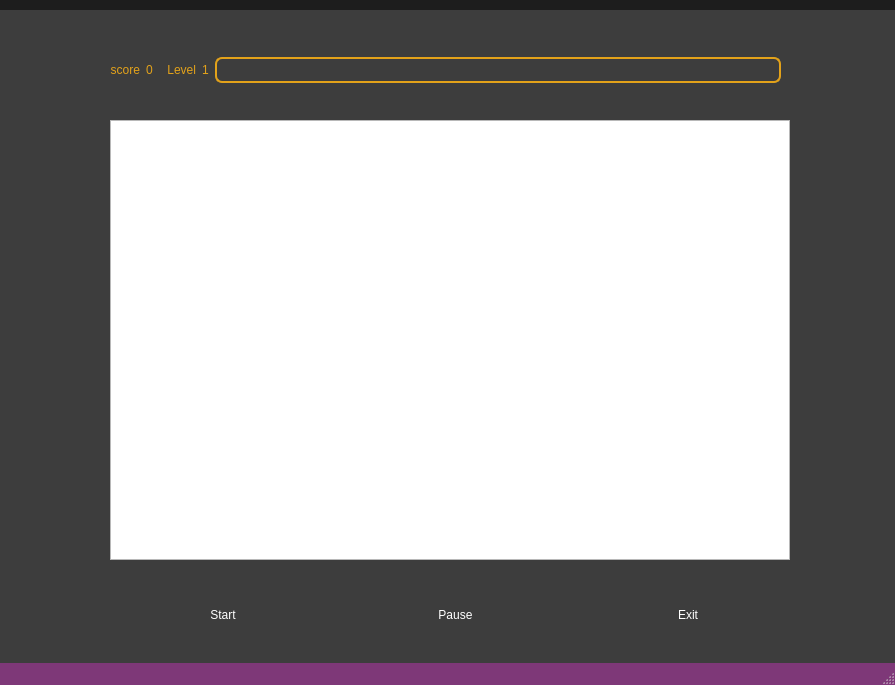
Before: the Qt Designer form snakewindow.ui in TheresePlaton/test, drawn with Qt 5.
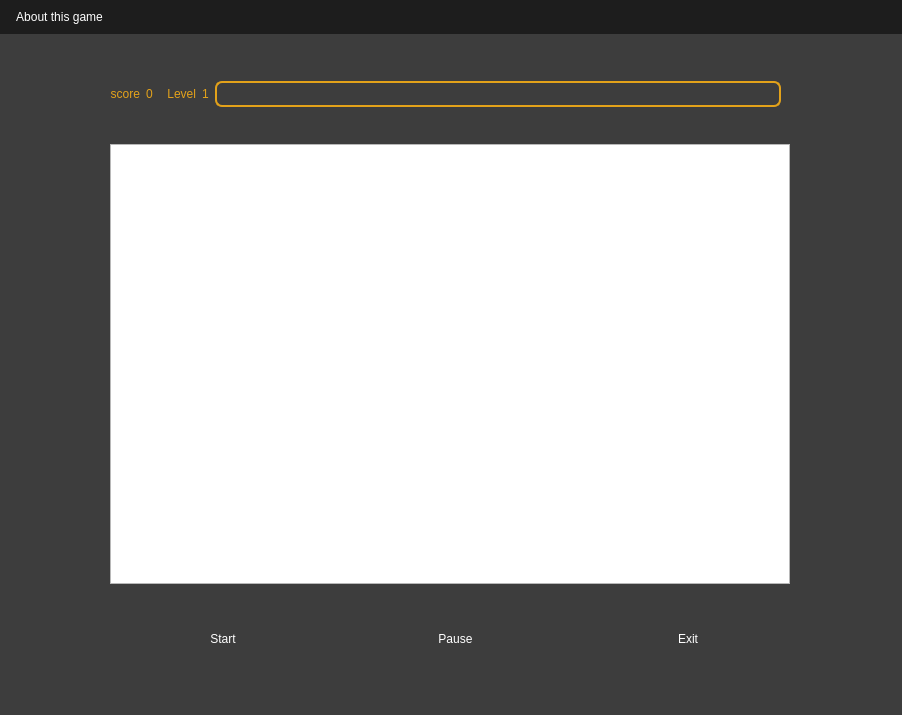
After: the same form once the commit is applied.

Commit message: added new buttons and popups to show the rules etc for the game changed title on all windows and popups

```diff
--- a/snakewindow.ui
+++ b/snakewindow.ui
@@ -6,8 +6,8 @@
    <rect>
     <x>0</x>
     <y>0</y>
-    <width>895</width>
-    <height>685</height>
+    <width>902</width>
+    <height>715</height>
    </rect>
   </property>
   <property name="focusPolicy">
@@ -55,28 +55,27 @@
 QTableWidget{
 background-color:#3d3d3d;
 color:#fff;
-  selection-background-color: #da532c;
+  selection-background-color: #3d3d3d;
 border:solid;
 border-width:3px;
 border-color:#da532c;
 }
 QHeaderView::section{
-background-color:qlineargradient(spread:pad, x1:0, y1:0, x2:1, y2:0, stop:0 rgba(20, 158, 217, 255), stop:1 rgba(36, 158, 217, 255));
+background-color:#3d3d3d;
 border:none;
 border-top-style:solid;
 border-width:1px;
-border-top-color:qlineargradient(spread:pad, x1:0, y1:0, x2:1, y2:0, stop:0 rgba(20, 158, 217, 255), stop:1 rgba(36, 158, 217, 255));
+border-top-color:#3d3d3d;
 color:#fff;
 
 }
 QHeaderView{
-background-color:qlineargradient(spread:pad, x1:0, y1:0, x2:1, y2:0, stop:0 rgba(20, 158, 217, 255), stop:1 rgba(36, 158, 217, 255));
+background-color:#3d3d3d;
 
 border:none;
 border-top-style:solid;
 border-width:1px;
-border-top-color:#149ED9;
-color:#fff;
+border-top-color:#3d3d3d;
 	font: 75 12pt &quot;Calibri&quot;;
 }
 
@@ -85,10 +84,6 @@
 background-color:#149ED9;
 }
 
-QListWidget{
-background-color:#3d3d3d;
-color:#fff;
-}
 
 QMenu{
 background-color:#3d3d3d;
@@ -287,12 +282,33 @@
     <rect>
      <x>0</x>
      <y>0</y>
-     <width>895</width>
+     <width>902</width>
      <height>35</height>
     </rect>
    </property>
+   <widget class="QMenu" name="menuHow_to_play">
+    <property name="title">
+     <string>About this game</string>
+    </property>
+    <property name="toolTipsVisible">
+     <bool>true</bool>
+    </property>
+    <addaction name="separator"/>
+    <addaction name="actionHow_to_play"/>
+    <addaction name="actionRules"/>
+   </widget>
+   <addaction name="menuHow_to_play"/>
   </widget>
-  <widget class="QStatusBar" name="statusbar"/>
+  <action name="actionHow_to_play">
+   <property name="text">
+    <string>How to play</string>
+   </property>
+  </action>
+  <action name="actionRules">
+   <property name="text">
+    <string>Rules</string>
+   </property>
+  </action>
  </widget>
  <tabstops>
   <tabstop>start_Game_Btn</tabstop>
```
Left out of the diff: 2 changed lines with no effect on the pictures. The commit also changes 4 other files.
